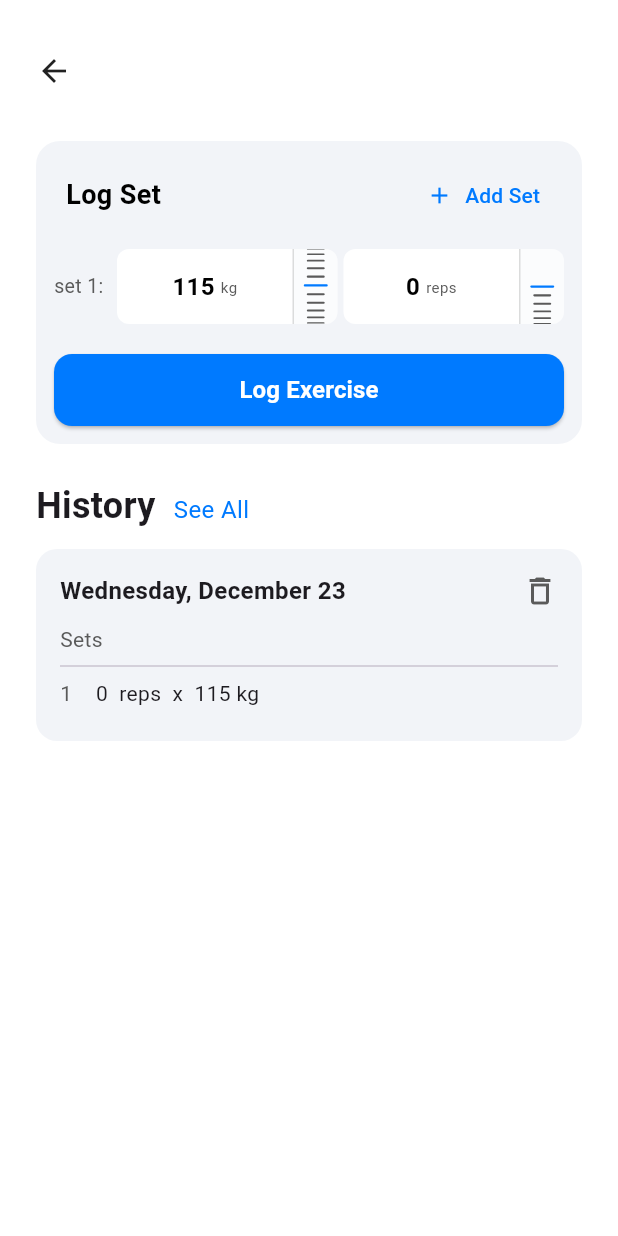
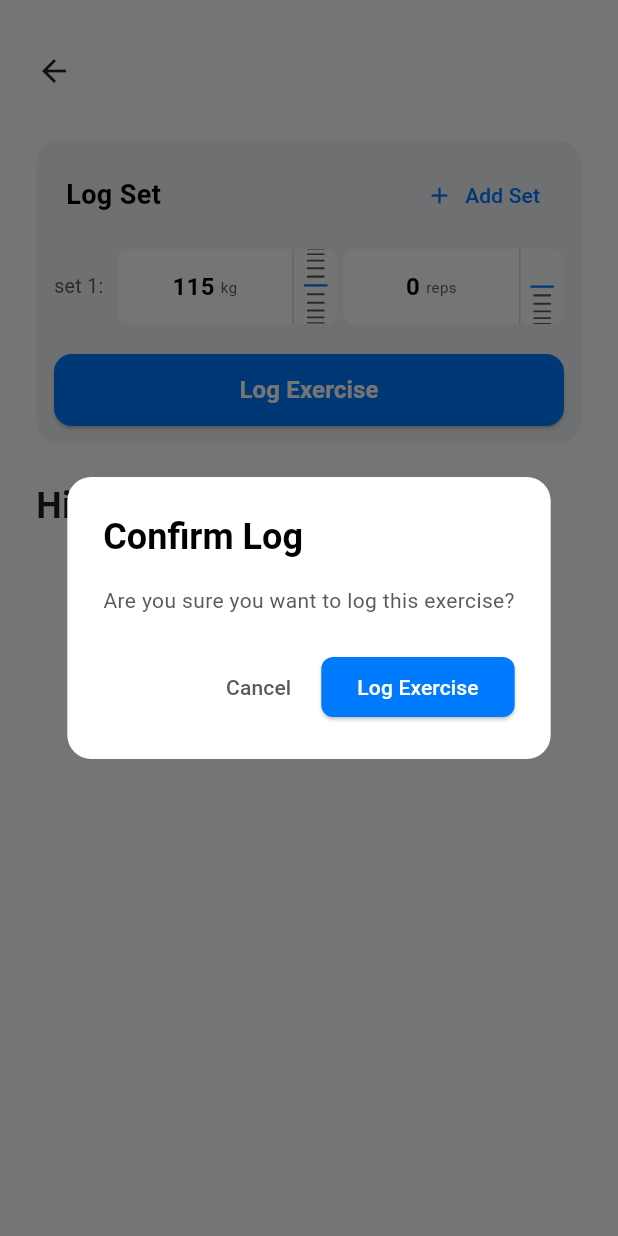
Before and after one commit to LaalBaig/iteration_n_gym, a Flutter app: the ExercisePage screen opened directly with empty values, scrolled down 576 dp, after a tap on "Log Exercise", on a phone screen of 412 x 824 dp. Run offline on Flutter 3.47's test engine with Material 3 defaults, Android fonts, the phone set to English and light mode, and no system bars; our stand-ins replace font_awesome_flutter, go_router.

Commit message:
fixed keyboard unfocus problems, and added confirmation before logging set

```diff
--- /dev/null
+++ b/gym_app_winter/lib/widgets/confirm_log.dart
@@ -0,0 +1,49 @@
+import 'package:flutter/material.dart';
+import 'package:gym_app_winter/palette/color_scheme.dart';
+
+class ConfirmLog extends StatelessWidget {
+  const ConfirmLog({super.key});
+
+  @override
+  Widget build(BuildContext context) {
+    return AlertDialog(
+      backgroundColor: AppColors.textWhite,
+      shape: RoundedRectangleBorder(
+        borderRadius: BorderRadius.circular(16),
+      ),
+      title: const Text(
+        "Confirm Log",
+        style: TextStyle(
+          color: AppColors.textBlack,
+          fontWeight: FontWeight.bold,
+        ),
+      ),
+      content: const Text(
+        "Are you sure you want to log this exercise?",
+        style: TextStyle(
+          color: AppColors.emptyText,
+        ),
+      ),
+      actions: [
+        TextButton(
+          onPressed: () => Navigator.of(context).pop(false),
+          child: const Text(
+            "Cancel",
+            style: TextStyle(color: AppColors.emptyText),
+          ),
+        ),
+        ElevatedButton(
+          onPressed: () => Navigator.of(context).pop(true),
+          style: ElevatedButton.styleFrom(
+            backgroundColor: AppColors.primaryBlue,
+            foregroundColor: AppColors.textWhite,
+            shape: RoundedRectangleBorder(
+              borderRadius: BorderRadius.circular(8),
+            ),
+          ),
+          child: const Text("Log Exercise"),
+        ),
+      ],
+    );
+  }
+}
--- a/gym_app_winter/lib/widgets/log_set_card.dart
+++ b/gym_app_winter/lib/widgets/log_set_card.dart
@@ -2,6 +2,7 @@ import 'package:flutter/material.dart';
 import 'package:flutter/cupertino.dart';
 import 'package:flutter/services.dart';
 import 'package:gym_app_winter/palette/color_scheme.dart';
+import 'package:gym_app_winter/widgets/confirm_log.dart';
 
 class LogSetCard extends StatefulWidget {
   final String exerciseName;
@@ -211,8 +212,8 @@ class _LogSetCardState extends State<LogSetCard> {
             width: double.infinity,
             height: 48,
             child: ElevatedButton(
-              onPressed: () {
-                // Unfocus all text fields to save any pending input
+              onPressed: () async {
+                // Focus unfocus code...
                 for (var set in _sets) {
                   if (set.weightFocusNode.hasFocus) {
                     final newValue =
@@ -228,11 +229,19 @@ class _LogSetCardState extends State<LogSetCard> {
                   }
                 }
 
-                // Collect the data after ensuring all values are saved
-                final setData = _sets
-                    .map((set) => {'weight': set.weight, 'reps': set.reps})
-                    .toList();
-                widget.onFinish(setData);
+                // Show confirmation dialog before finishing
+                final bool? shouldLog = await showDialog<bool>(
+                  context: context,
+                  builder: (context) => const ConfirmLog(),
+                );
+
+                if (shouldLog == true) {
+                  // Collect the data after ensuring all values are saved
+                  final setData = _sets
+                      .map((set) => {'weight': set.weight, 'reps': set.reps})
+                      .toList();
+                  widget.onFinish(setData);
+                }
               },
               style: ElevatedButton.styleFrom(
                 backgroundColor: AppColors.primaryBlue,
@@ -360,6 +369,9 @@ class _LogSetCardState extends State<LogSetCard> {
                                 }
                               },
                               child: TextField(
+                                onTapOutside: (PointerDownEvent event) {
+                                  FocusManager.instance.primaryFocus?.unfocus();
+                                },
                                 controller: textController,
                                 focusNode: focusNode,
                                 keyboardType: TextInputType.number,
--- a/gym_app_winter/lib/widgets/search_bar.dart
+++ b/gym_app_winter/lib/widgets/search_bar.dart
@@ -28,15 +28,8 @@ class CustomSearchBar extends StatelessWidget {
             ),
             Expanded(
               child: TextField(
-                onTap: () {
-                  //if not focused then focus
-                  if (!FocusScope.of(context).hasFocus) {
-                    FocusScope.of(context).requestFocus();
-                  }
-                  //otherwise unfocus
-                  else {
-                    FocusScope.of(context).unfocus();
-                  }
+                onTapOutside: (PointerDownEvent event) {
+                  FocusManager.instance.primaryFocus?.unfocus();
                 },
                 decoration: InputDecoration(
                   filled: true,
```
